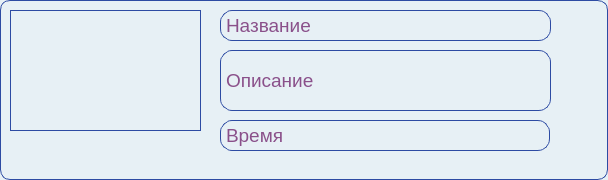
Qt form recipewidget.ui (moevm/gui-1h2017-09) before a commit.
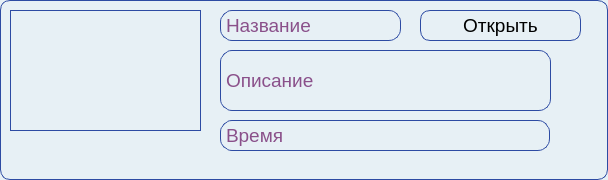
The same form after that commit. Icons and pictures are not drawn.

```diff
--- a/recipewidget.ui
+++ b/recipewidget.ui
@@ -120,7 +120,7 @@
     <rect>
      <x>220</x>
      <y>10</y>
-     <width>331</width>
+     <width>181</width>
      <height>31</height>
     </rect>
    </property>
@@ -193,6 +193,19 @@
     <string>Время</string>
    </property>
   </widget>
+  <widget class="QPushButton" name="Button_open">
+   <property name="geometry">
+    <rect>
+     <x>420</x>
+     <y>10</y>
+     <width>161</width>
+     <height>31</height>
+    </rect>
+   </property>
+   <property name="text">
+    <string>Открыть</string>
+   </property>
+  </widget>
  </widget>
  <resources/>
  <connections/>
```
Left out of the diff: 9 changed lines with no effect on the pictures.
